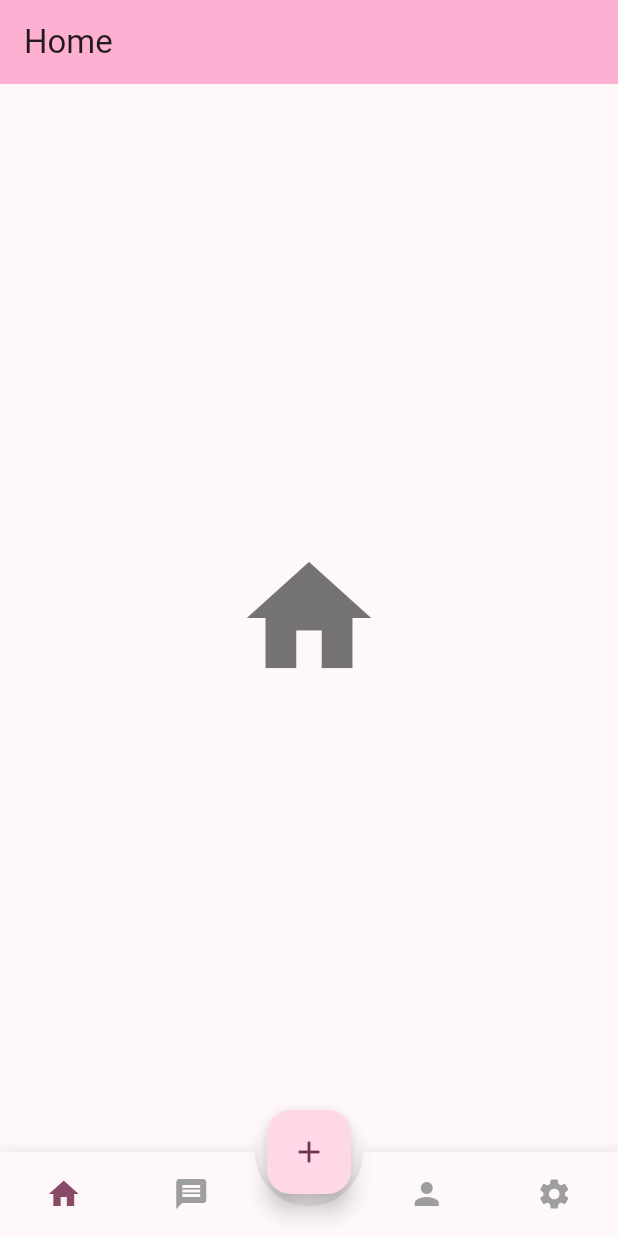
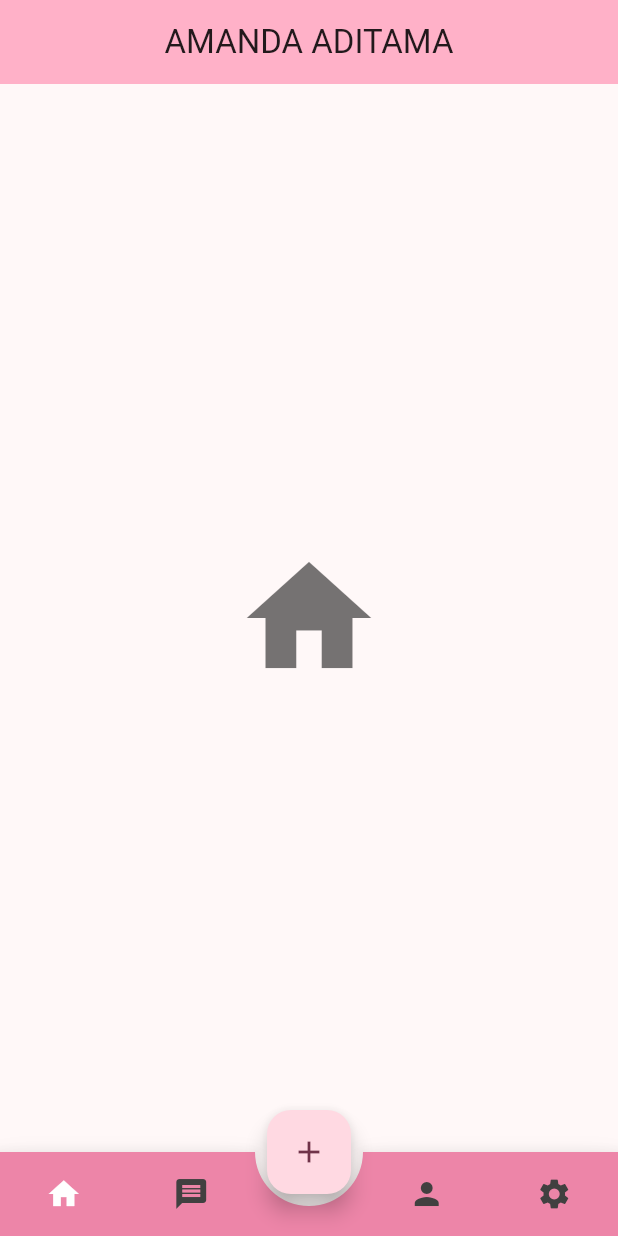
Before and after one commit to mandaaditama/pemrograman-mobile-bottom-nav, a Flutter app: the screen it shows after launch, on a phone screen of 412 x 824 dp. Run offline on Flutter 3.47's test engine with Material 3 defaults, Android fonts, the phone set to English and light mode, and no system bars; drawn by our look-alikes of animated_bottom_navigation_bar.

Commit message:
first commit

```diff
--- a/lib/main.dart
+++ b/lib/main.dart
@@ -17,10 +17,10 @@ class MyApp extends StatelessWidget {
   Widget build(BuildContext context) {
     return MaterialApp(
       debugShowCheckedModeBanner: false,
-      title: 'Flutter Demo',
+      title: 'Bottom Nav Demo',
       theme: ThemeData(
         colorScheme: ColorScheme.fromSeed(
-          seedColor: const Color.fromARGB(255, 253, 130, 191),
+          seedColor: const Color.fromARGB(255, 237, 133, 168),
         ),
       ),
       home: const MainNavigation(),
@@ -39,33 +39,31 @@ class _MainNavigationState extends State<MainNavigation> {
   int _currentIndex = 0;
   bool _showFab = true;
 
-  final List<Widget> _pages = [
+  final List<Widget> _screens = [
     const HomePage(),
     const MessagePage(),
     const ProfilePage(),
     const SettingPage(),
   ];
 
-  final iconList = <IconData>[
-    Icons.home,
-    Icons.message,
-    Icons.person,
-    Icons.settings,
+  final iconList = [Icons.home, Icons.message, Icons.person, Icons.settings];
+
+  final pageTitles = [
+    'AMANDA ADITAMA',
+    'AMANDA ADITAMA',
+    'AMANDA ADITAMA',
+    'AMANDA ADITAMA',
   ];
-
-  final titles = ['Home', 'Message', 'Profile', 'Settings'];
 
   @override
   Widget build(BuildContext context) {
     return Scaffold(
       appBar: AppBar(
-        title: Text(titles[_currentIndex]),
+        title: Text(pageTitles[_currentIndex]),
         backgroundColor: Theme.of(context).colorScheme.inversePrimary,
-        automaticallyImplyLeading: false,
+        centerTitle: true,
       ),
-      body: _pages[_currentIndex],
-
-      // FAB that can be hidden
+      body: _screens[_currentIndex],
       floatingActionButton: AnimatedSwitcher(
         duration: const Duration(milliseconds: 300),
         child:
@@ -84,21 +82,19 @@ class _MainNavigationState extends State<MainNavigation> {
                 : const SizedBox.shrink(key: ValueKey('no_fab')),
       ),
       floatingActionButtonLocation: FloatingActionButtonLocation.centerDocked,
-
-      // Bottom navigation bar with dynamic notch
       bottomNavigationBar: Stack(
         alignment: Alignment.bottomCenter,
         children: [
           AnimatedBottomNavigationBar.builder(
             itemCount: iconList.length,
-            tabBuilder: (int index, bool isActive) {
+            tabBuilder: (index, isActive) {
               final color =
                   isActive
-                      ? Theme.of(context).colorScheme.primary
-                      : Colors.grey;
+                      ? Colors.white
+                      : const Color.fromARGB(255, 65, 64, 64);
               return Icon(iconList[index], color: color);
             },
-            backgroundColor: Theme.of(context).colorScheme.surface,
+            backgroundColor: const Color.fromARGB(255, 237, 133, 168),
             activeIndex: _currentIndex,
             gapLocation: _showFab ? GapLocation.center : GapLocation.none,
             notchSmoothness: NotchSmoothness.softEdge,
@@ -107,10 +103,8 @@ class _MainNavigationState extends State<MainNavigation> {
                 _currentIndex = index;
               });
             },
-            key: ValueKey(_showFab), // Forces re-render on FAB toggle
+            key: ValueKey(_showFab),
           ),
-
-          // Invisible tap area to bring FAB back
           if (!_showFab)
             Positioned(
               bottom: 10,
```
